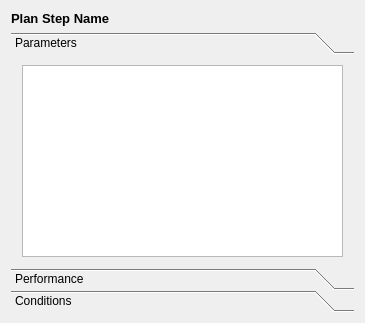
MHesham/CaseVisualizer, file PlanVisualizerWidget/PlanStepView.ui: the form before one commit.
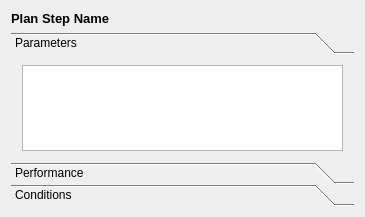
The form after the commit. The open tabs and pages were chosen to show the change.

```diff
--- a/PlanVisualizerWidget/PlanStepView.ui
+++ b/PlanVisualizerWidget/PlanStepView.ui
@@ -2,6 +2,14 @@
 <ui version="4.0">
  <class>PlanStepViewClass</class>
  <widget class="QWidget" name="PlanStepViewClass">
+  <property name="geometry">
+   <rect>
+    <x>0</x>
+    <y>0</y>
+    <width>365</width>
+    <height>217</height>
+   </rect>
+  </property>
   <property name="sizePolicy">
    <sizepolicy hsizetype="Fixed" vsizetype="Preferred">
     <horstretch>0</horstretch>
@@ -72,8 +80,8 @@
          <rect>
           <x>0</x>
           <y>0</y>
-          <width>341</width>
-          <height>548</height>
+          <width>320</width>
+          <height>111</height>
          </rect>
         </property>
         <property name="sizePolicy">
```
Left out of the diff: 8 changed lines with no effect on the pictures.
